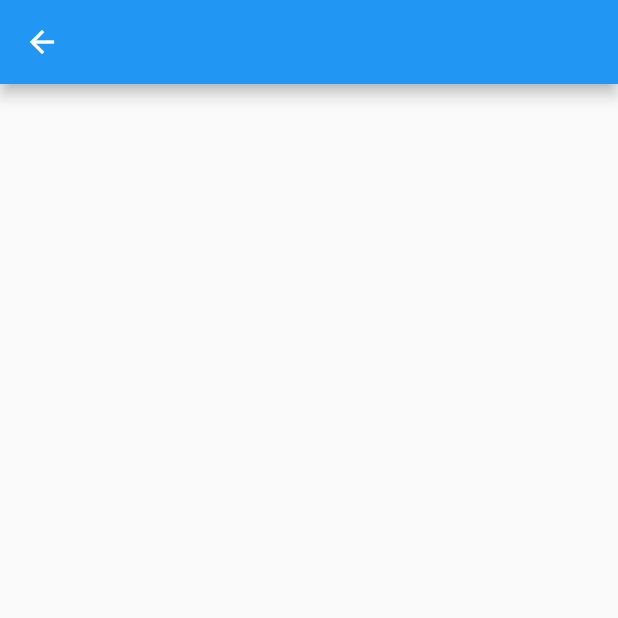
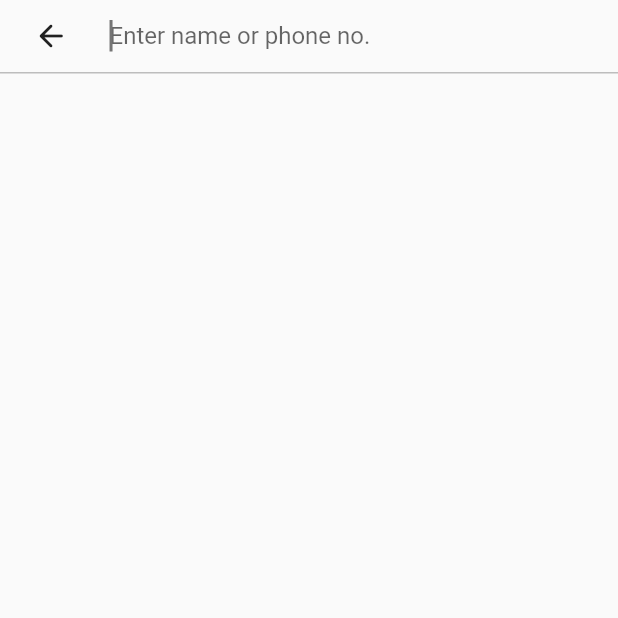
Before and after one commit to itkum101/splitMoney, a Flutter app: the AddFriend screen opened directly, on a phone screen of 412 x 824 dp, the top half of it. Run offline on Flutter 3.47's test engine with Material 2 defaults, Android fonts, the phone set to English and light mode, and no system bars; our stand-ins replace image_picker.

Commit message:
minor_ui_changes

```diff
--- /dev/null
+++ b/lib/Widgets/text_field.dart
@@ -0,0 +1,49 @@
+import 'package:flutter/material.dart';
+
+class TextBoxSample extends StatelessWidget {
+  TextBoxSample(
+      {Key? key,
+      this.prefixIcon,
+      this.hintText,
+      required this.isautoFocus,
+      this.border,
+      this.cursorHeight,
+      this.labelText,
+      this.focusedBorder,
+      this.controller,
+      this.cursorColor,
+      this.isFilled,
+      this.onchangedFunc})
+      : super(key: key);
+  final Widget? prefixIcon;
+  final String? hintText;
+  final String? labelText;
+  final InputBorder? focusedBorder;
+  final InputBorder? border;
+  final TextEditingController? controller;
+  void Function(String)? onchangedFunc;
+  final Color? cursorColor;
+  bool? isFilled;
+  bool isautoFocus;
+  double? cursorHeight;
+
+  @override
+  Widget build(BuildContext context) {
+    return TextField(
+      autofocus: isautoFocus,
+        cursorColor: cursorColor,
+        cursorHeight: cursorHeight,
+        onChanged: onchangedFunc,
+        controller: controller,
+        decoration: InputDecoration(
+          focusedBorder: focusedBorder,
+          prefixIcon: prefixIcon,
+          filled: isFilled,
+          fillColor: Colors.grey[200],
+          labelText: labelText,
+          hintText: hintText,
+          labelStyle: TextStyle(color: Colors.grey[700]),
+          border: border,
+        ));
+  }
+}
--- a/lib/main.dart
+++ b/lib/main.dart
@@ -1,6 +1,7 @@
 import 'package:flutter/material.dart';
 
 import 'package:splitmoney/routes/Main_Screen.dart';
+import 'package:splitmoney/routes/add_a_friend.dart';
 import 'package:splitmoney/routes/settings_page.dart';
 
 void main() {
--- a/lib/routes/add_a_friend.dart
+++ b/lib/routes/add_a_friend.dart
@@ -1,6 +1,7 @@
 import 'package:flutter/material.dart';
 import 'package:flutter/src/widgets/container.dart';
 import 'package:flutter/src/widgets/framework.dart';
+import 'package:splitmoney/Widgets/text_field.dart';
 
 class AddFriend extends StatelessWidget {
   const AddFriend({super.key});
@@ -8,7 +9,39 @@ class AddFriend extends StatelessWidget {
   @override
   Widget build(BuildContext context) {
     return Scaffold(
-      appBar: AppBar(),
+      body: Column(
+        children: [
+          Padding(
+            padding: const EdgeInsets.symmetric(horizontal: 10),
+            child: Row(
+              children: [
+                IconButton(
+                    splashRadius: 20,
+                    onPressed: () {
+                      Navigator.pop(context);
+                    },
+                    icon: const Icon(Icons.arrow_back_rounded)),
+                const SizedBox(
+                  width: 15,
+                ),
+                Expanded(
+                  child: TextBoxSample(
+                    isautoFocus: true,
+                    hintText: "Enter name or phone no.",
+                    border: InputBorder.none,
+                    cursorColor: Colors.grey[600],
+                    cursorHeight: 21,
+                  ),
+                )
+              ],
+            ),
+          ),
+          Container(
+            height: 1,
+            color: Colors.grey[400],
+          )
+        ],
+      ),
     );
   }
 }
--- a/lib/routes/add_a_group.dart
+++ b/lib/routes/add_a_group.dart
@@ -7,6 +7,7 @@ import 'package:path_provider/path_provider.dart';
 import 'package:path/path.dart' as Path;
 
 import 'package:splitmoney/Widgets/group_type_item.dart';
+import 'package:splitmoney/Widgets/text_field.dart';
 import 'package:splitmoney/utils/data.dart';
 
 class AddGroup extends StatefulWidget {
@@ -183,21 +184,17 @@ class _AddGroupState extends State<AddGroup> {
                   width: 10,
                 ),
                 Expanded(
-                  child: TextField(
-                    controller: _controller,
-                    cursorHeight: 23,
-                    cursorColor: Colors.grey[800],
-                    decoration: InputDecoration(
-                        focusedBorder: OutlineInputBorder(
-                            borderRadius: BorderRadius.circular(15)),
-                        filled: true,
-                        fillColor: Colors.grey[200],
-                        labelText: "Group Name",
-                        labelStyle: TextStyle(color: Colors.grey[700]),
-                        border: OutlineInputBorder(
-                            borderRadius: BorderRadius.circular(15))),
-                  ),
-                )
+                    child: TextBoxSample(
+                      isautoFocus: false,
+                  isFilled: true,
+                  border: OutlineInputBorder(
+                      borderRadius: BorderRadius.circular(15)),
+                  focusedBorder: OutlineInputBorder(
+                      borderRadius: BorderRadius.circular(15)),
+                  labelText: "Group Name",
+                  cursorColor: Colors.grey[400],
+                  cursorHeight: 20,
+                ))
               ],
             ),
           ),
```
